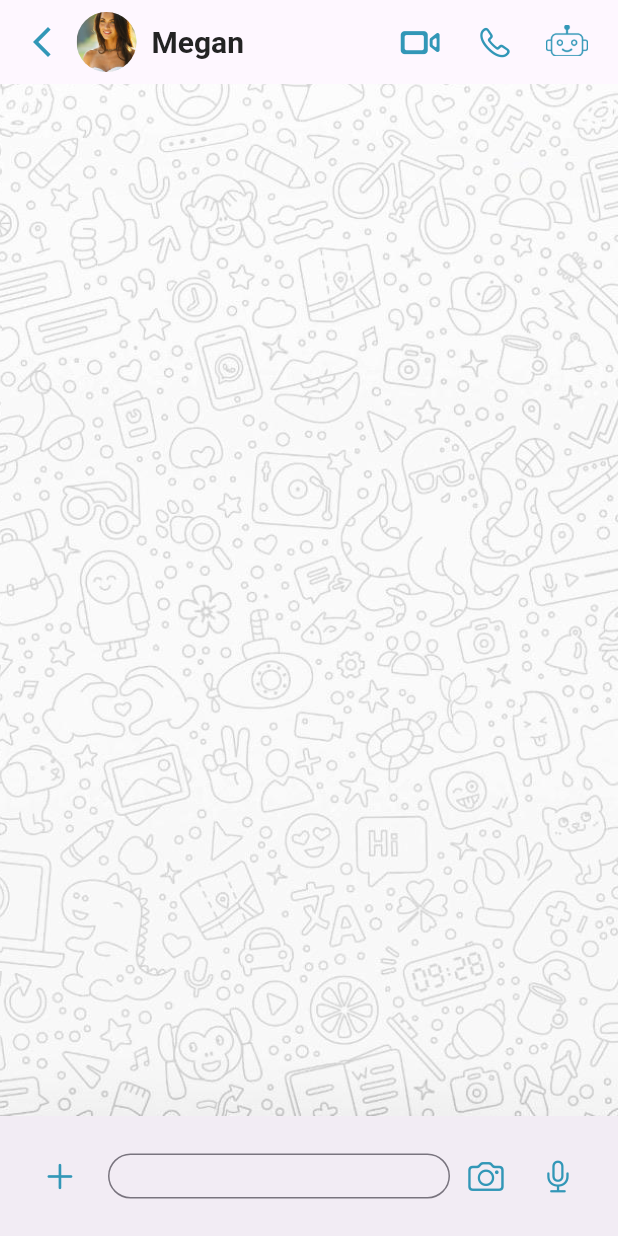
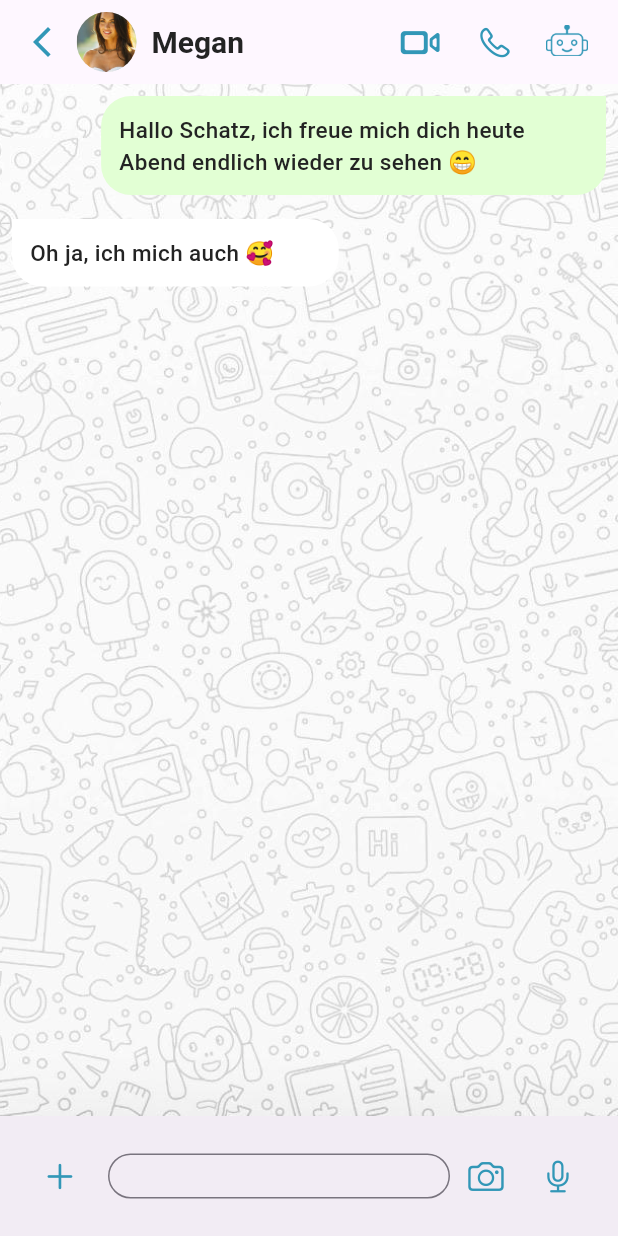
Before and after one commit to melmmarc/kibuddy, a Flutter app: the screen it shows after launch, on a phone screen of 412 x 824 dp. Run offline on Flutter 3.47's test engine with Material 3 defaults, Android fonts, the phone set to English and light mode, and no system bars.

Commit message:
added first chatbubbles

```diff
--- a/kibuddy/lib/screens/chat.dart
+++ b/kibuddy/lib/screens/chat.dart
@@ -87,8 +87,62 @@ class ChatPage extends StatelessWidget {
               ],
             ),
             Expanded(
+              child: Column(
+                crossAxisAlignment: CrossAxisAlignment.start,
+                children: [
+                  Align(
+                    alignment: Alignment.centerRight,
+                    child: Padding(
+                      padding: const EdgeInsets.all(8.0),
+                      child: FractionallySizedBox(
+                        widthFactor: 0.85, // Set width factor to 60%
                         child: Container(
-                // Your chat content goes here
+                          decoration: const BoxDecoration(
+                            color: Color(0xFFE2FFD4),
+                            borderRadius: BorderRadius.only(
+                              topLeft: Radius.circular(20),
+                              bottomLeft: Radius.circular(20),
+                              bottomRight: Radius.circular(20),
+                            ),
+                          ),
+                          padding: const EdgeInsets.all(12),
+                          child: const Text(
+                            'Hallo Schatz, ich freue mich dich heute Abend endlich wieder zu sehen 😁',
+                            style: TextStyle(color: Color(0xFF232323), fontWeight: FontWeight.w500, fontSize: 15), // Set text color to #232323
+                          ),
+                        ),
+                      ),
+                    ),
+                  ),
+                  Container(
+                    alignment: Alignment.centerLeft,
+                    child: Padding(
+                      padding: const EdgeInsets.all(8.0),
+                      child: FractionallySizedBox(
+                        widthFactor: 0.55, // Set width factor to 60%
+                        child: Container(
+                          decoration: const BoxDecoration(
+                            color: Colors.white, // Set background color to white
+                            borderRadius: BorderRadius.only(
+                              topRight: Radius.circular(20),
+                              bottomRight: Radius.circular(20),
+                              bottomLeft: Radius.circular(20),
+                            ),
+                          ),
+                          padding: const EdgeInsets.all(12),
+                          child: const Text(
+                            'Oh ja, ich mich auch 🥰',
+                            style: TextStyle(
+                              color: Color(0xFF232323),
+                              fontWeight: FontWeight.w500,
+                              fontSize: 15,
+                            ),
+                          ),
+                        ),
+                      ),
+                    ),
+                  ),
+                ],
               ),
             ),
           ],
--- a/kibuddy/lib/screens/settings.dart
+++ b/kibuddy/lib/screens/settings.dart
@@ -1,5 +1,4 @@
 import 'package:flutter/material.dart';
-import 'package:flutter/cupertino.dart';
 import 'kibuddy.dart';
 
 class SettingsPage extends StatelessWidget {
```
Lines whose indentation alone changed are shown as unchanged.
